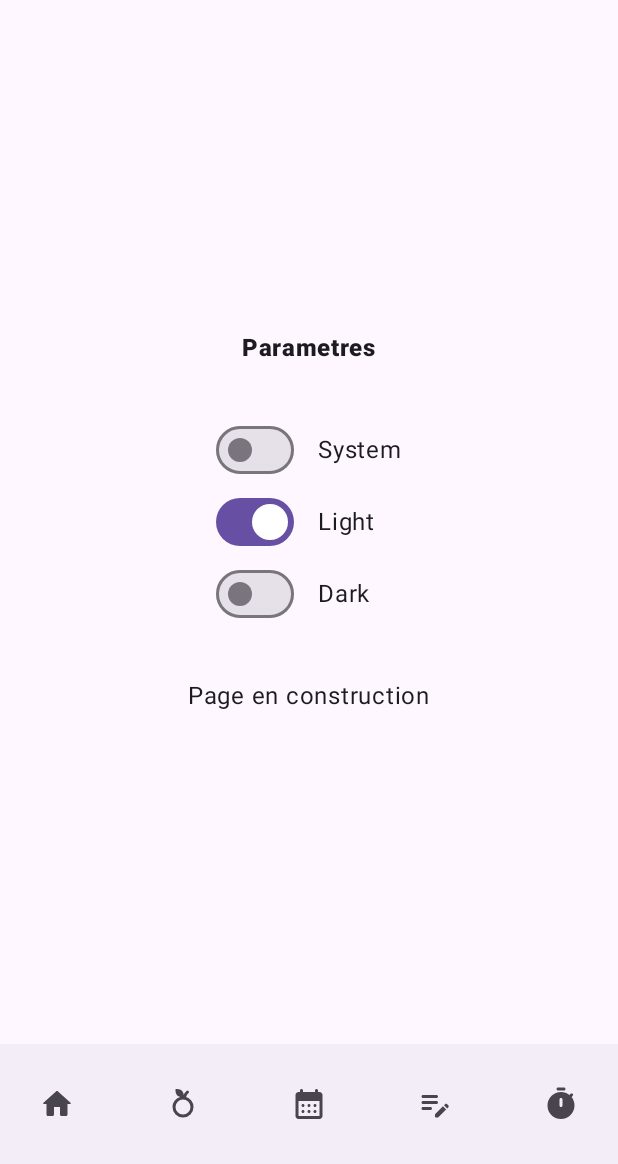
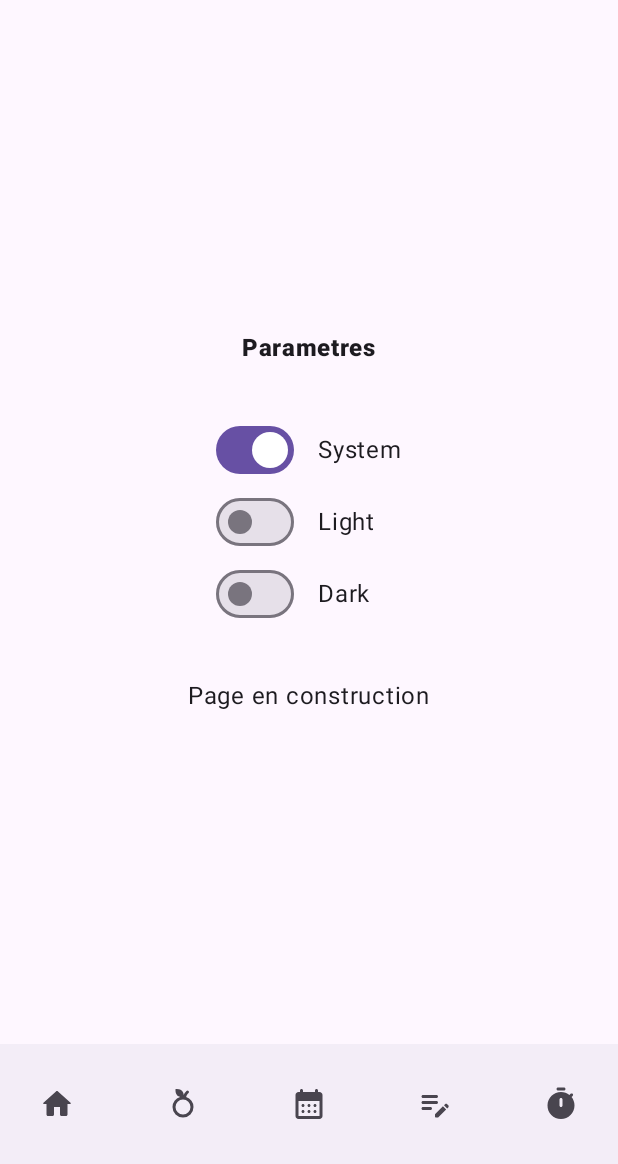
Before and after one commit to lrq3000/baby-on-board, an Android app built with Jetpack Compose: the SettingsScreen screen opened through its navigation route, on a phone screen of 412 x 824 dp, the part 72-1236 px from its top. Run offline under Robolectric (Android 15) with nearby library versions, the phone set to English and light mode, and no system bars.

Commit message:
Implement theme switcher

```diff
--- a/app/src/main/java/com/baldo/bob/MainActivity.kt
+++ b/app/src/main/java/com/baldo/bob/MainActivity.kt
@@ -17,18 +17,11 @@ class MainActivity : ComponentActivity() {
     override fun onCreate(savedInstanceState: Bundle?) {
         super.onCreate(savedInstanceState)
         setContent {
-            BoBTheme {
-                // A surface container using the 'background' color from the theme
-                Surface(
-                    modifier = Modifier.fillMaxSize(),
-                    color = MaterialTheme.colorScheme.background
-                ) {
-                    BobApp()
-                }
-            }
+            BobApp()
         }
     }
 }
+
 
 @OptIn(ExperimentalMaterial3Api::class)
 @Preview(showBackground = true)
--- a/app/src/main/java/com/baldo/bob/ui/BobScreen.kt
+++ b/app/src/main/java/com/baldo/bob/ui/BobScreen.kt
@@ -2,9 +2,11 @@ package com.baldo.bob.ui
 
 import androidx.annotation.StringRes
 import androidx.compose.foundation.background
+import androidx.compose.foundation.isSystemInDarkTheme
 import androidx.compose.foundation.layout.Arrangement
 import androidx.compose.foundation.layout.Row
 import androidx.compose.foundation.layout.Spacer
+import androidx.compose.foundation.layout.fillMaxSize
 import androidx.compose.foundation.layout.fillMaxWidth
 import androidx.compose.foundation.layout.height
 import androidx.compose.foundation.layout.padding
@@ -29,6 +31,7 @@ import androidx.compose.material3.NavigationBarItem
 import androidx.compose.material3.NavigationDrawerItem
 import androidx.compose.material3.NavigationDrawerItemDefaults
 import androidx.compose.material3.Scaffold
+import androidx.compose.material3.Surface
 import androidx.compose.material3.Text
 import androidx.compose.material3.rememberDrawerState
 import androidx.compose.runtime.Composable
@@ -66,6 +69,7 @@ import com.baldo.bob.ui.compose.notes.AddNoteScreen
 import com.baldo.bob.ui.compose.notes.NoteEditScreen
 import com.baldo.bob.ui.compose.notes.NoteScreen
 import com.baldo.bob.ui.compose.AboutScreen
+import com.baldo.bob.ui.theme.BoBTheme
 import com.baldo.bob.ui.viewModel.BobViewModel
 import kotlinx.coroutines.launch
 
@@ -172,6 +176,7 @@ fun BobApp(
     navController: NavHostController = rememberNavController(),
 ) {
     val bobUiState by bobViewModel.uiState.collectAsState()
+    val appUiState by bobViewModel.appUIState.collectAsState()
     val drawerState = rememberDrawerState(DrawerValue.Closed)
     val scope = rememberCoroutineScope()
 
@@ -194,6 +199,17 @@ fun BobApp(
     )
     val navBackStackEntry by navController.currentBackStackEntryAsState()
     val currentDestination = navBackStackEntry?.destination
+
+    val useDarkTheme: Boolean = if (appUiState.themeSetting == "system") {
+        isSystemInDarkTheme()
+    } else appUiState.themeSetting != "light"
+
+    BoBTheme(useDarkTheme = useDarkTheme) {
+        // A surface container using the 'background' color from the theme
+        Surface(
+            modifier = Modifier.fillMaxSize(),
+            color = MaterialTheme.colorScheme.background
+        ) {
             ModalNavigationDrawer(drawerState = drawerState, drawerContent = {
                 ModalDrawerSheet {
                     Spacer(Modifier.height(24.dp))
@@ -225,7 +241,7 @@ fun BobApp(
                         }
                     },
                     bottomBar = {
-                if (currentDestination?.hierarchy?.any { it.route == "Welcome" || it.route == "UserData"} == false) {
+                        if (currentDestination?.hierarchy?.any { it.route == "Welcome" || it.route == "UserData" } == false) {
                             BobBottomAppBar(navController = navController)
                         }
                     }
@@ -284,7 +300,7 @@ fun BobApp(
                         }
 
                         composable(route = BobScreen.Settings.name) {
-                    SettingsScreen()
+                            SettingsScreen(bobViewModel, appUiState)
                         }
                         composable(route = BobScreen.About.name) {
                             AboutScreen()
@@ -299,3 +315,5 @@ fun BobApp(
                 }
             }
         }
+    }
+}
--- a/app/src/main/java/com/baldo/bob/ui/compose/SettingsScreen.kt
+++ b/app/src/main/java/com/baldo/bob/ui/compose/SettingsScreen.kt
@@ -1,6 +1,5 @@
 package com.baldo.bob.ui.compose
 
-import androidx.compose.foundation.isSystemInDarkTheme
 import androidx.compose.foundation.layout.Arrangement
 import androidx.compose.foundation.layout.Column
 import androidx.compose.foundation.layout.Row
@@ -11,18 +10,21 @@ import androidx.compose.foundation.layout.padding
 import androidx.compose.material3.Switch
 import androidx.compose.material3.Text
 import androidx.compose.runtime.Composable
-import androidx.compose.runtime.mutableStateOf
-import androidx.compose.runtime.remember
 import androidx.compose.ui.Alignment
 import androidx.compose.ui.Modifier
 import androidx.compose.ui.res.stringResource
 import androidx.compose.ui.text.font.FontWeight
 import androidx.compose.ui.unit.dp
 import com.baldo.bob.R
-import com.baldo.bob.ui.theme.BoBTheme
+import com.baldo.bob.dataStore.AppSettings
+import com.baldo.bob.ui.viewModel.AppUiState
+import com.baldo.bob.ui.viewModel.BobViewModel
 
 @Composable
-fun SettingsScreen() {
+fun SettingsScreen(
+    bobViewModel: BobViewModel,
+    appUiState: AppUiState
+) {
     Column(
         Modifier.fillMaxSize(),
         verticalArrangement = Arrangement.Center,
@@ -30,50 +32,38 @@ fun SettingsScreen() {
     ) {
         Text(stringResource(id = R.string.settings), fontWeight = FontWeight.Black)
         Spacer(modifier = Modifier.height(32.dp))
-        ThemeSwitcher()
+        ThemeSwitcher(bobViewModel, appUiState)
         Spacer(modifier = Modifier.height(32.dp))
         Text(stringResource(id = R.string.WIP_page))
     }
 }
 
-data class ThemeData(
-    val title: String,
-    val value: Boolean
-)
-
-object ThemeMode {
-    const val Dark = "Dark"
-    const val Light = "Light"
-    const val System = "System"
-}
-
 @Composable
-fun ThemeSwitcher() {
-    val themeMode = remember { mutableStateOf(ThemeData(ThemeMode.Light, false)) }
-    BoBTheme(
-        useDarkTheme = themeMode.value.value,
-        content = {
-            val systemTheme = isSystemInDarkTheme()
+fun ThemeSwitcher(bobViewModel: BobViewModel, appUiState: AppUiState) {
     Column {
         Row(verticalAlignment = Alignment.CenterVertically) {
             Switch(
-                        checked = themeMode.value.title == ThemeMode.System,
-                        onCheckedChange = { themeMode.value = ThemeData(ThemeMode.System, systemTheme) })
+                checked = appUiState.themeSetting == "system",
+                onCheckedChange = {
+                    bobViewModel.updateAppSettings(AppSettings(themeSetting = "system"))
+                })
             Text(text = "System", Modifier.padding(start = 16.dp))
         }
         Row(verticalAlignment = Alignment.CenterVertically) {
             Switch(
-                        checked = themeMode.value.title == ThemeMode.Light,
-                        onCheckedChange = { themeMode.value = ThemeData(ThemeMode.Light, false) })
+                checked = appUiState.themeSetting == "light",
+                onCheckedChange = {
+                    bobViewModel.updateAppSettings(AppSettings(themeSetting = "light"))
+                })
             Text(text = "Light", Modifier.padding(start = 16.dp))
         }
         Row(verticalAlignment = Alignment.CenterVertically) {
             Switch(
-                        checked = themeMode.value.title == ThemeMode.Dark,
-                        onCheckedChange = { themeMode.value = ThemeData(ThemeMode.Dark, true) })
+                checked = appUiState.themeSetting == "dark",
+                onCheckedChange = {
+                    bobViewModel.updateAppSettings(AppSettings(themeSetting = "dark"))
+                })
             Text(text = "Dark", Modifier.padding(start = 16.dp))
         }
     }
 }
-    )
-}
--- /dev/null
+++ b/app/src/main/java/com/baldo/bob/ui/viewModel/AppUiState.kt
@@ -0,0 +1,5 @@
+package com.baldo.bob.ui.viewModel
+
+data class AppUiState(
+    val themeSetting : String = "system"
+)
--- a/app/src/main/java/com/baldo/bob/ui/viewModel/BobViewModel.kt
+++ b/app/src/main/java/com/baldo/bob/ui/viewModel/BobViewModel.kt
@@ -6,6 +6,7 @@ import androidx.lifecycle.ViewModelProvider.AndroidViewModelFactory.Companion.AP
 import androidx.lifecycle.viewModelScope
 import androidx.lifecycle.viewmodel.initializer
 import androidx.lifecycle.viewmodel.viewModelFactory
+import com.baldo.bob.dataStore.AppSettings
 import com.baldo.bob.dataStore.UserInformations
 import com.baldo.bob.dataStore.UserInformationsRepository
 import kotlinx.coroutines.flow.*
@@ -28,9 +29,26 @@ class BobViewModel(
             initialValue = BobUiState()
         )
 
+    val appUIState: StateFlow<AppUiState> =
+        userInformationsRepository.appSettingsPreferencesFlow.map { data ->
+            AppUiState(
+                 themeSetting = data.themeSetting
+            )
+        }.stateIn(
+            scope = viewModelScope,
+            started = SharingStarted.WhileSubscribed(5_000),
+            initialValue = AppUiState()
+        )
+
     fun updateUserInformations(userInformations: UserInformations) {
         viewModelScope.launch {
             userInformationsRepository.saveUserInformations(userInformations)
+        }
+    }
+
+    fun updateAppSettings(appSettings: AppSettings){
+        viewModelScope.launch {
+            userInformationsRepository.saveAppSettings(appSettings)
         }
     }
 
@@ -39,9 +57,7 @@ class BobViewModel(
             initializer {
                 val application = (this[APPLICATION_KEY] as com.baldo.bob.BobApplication)
                 BobViewModel(application.userInformationsRepository)
-//                AddNoteViewModel(application.notesRepository)
             }
         }
     }
-
 }
```
Also changed, not shown: app/src/main/java/com/baldo/bob/dataStore/UserInformationsRepository.kt (+25 -14 lines), app/src/main/java/com/baldo/bob/ui/viewModel/BobUiState.kt (line endings or trailing spaces). Lines whose indentation alone changed are shown as unchanged.
